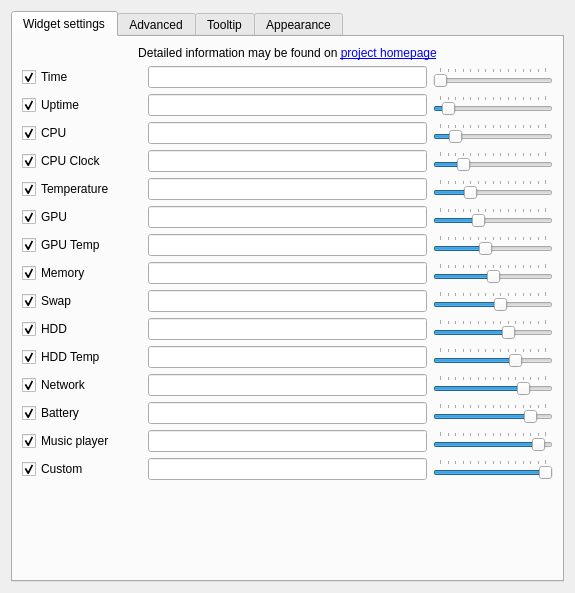
arcan1s/awesome-widgets, file sources/ptm/contents/ui/configwindow.ui: the form before one commit.
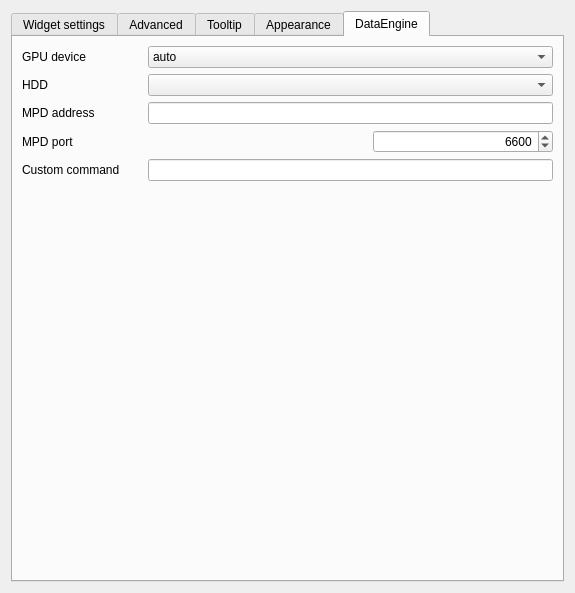
The form after the commit. The open tabs and pages were chosen to show the change. Custom widgets are drawn as their Qt base class.

Diff of the .ui file:
```diff
--- a/sources/ptm/contents/ui/configwindow.ui
+++ b/sources/ptm/contents/ui/configwindow.ui
@@ -1372,31 +1372,6 @@
          </item>
         </layout>
        </item>
-       <item>
-        <layout class="QHBoxLayout" name="layout_customCommand">
-         <item>
-          <widget class="QLabel" name="label_customCommand">
-           <property name="minimumSize">
-            <size>
-             <width>120</width>
-             <height>0</height>
-            </size>
-           </property>
-           <property name="text">
-            <string>Custom command</string>
-           </property>
-          </widget>
-         </item>
-         <item>
-          <widget class="QLineEdit" name="lineEdit_customCommand">
-           <property name="toolTip">
-            <string>Command to run, example:
-wget -qO- http://ifconfig.me/ip - get external IP</string>
-           </property>
-          </widget>
-         </item>
-        </layout>
-       </item>
        <item>
         <spacer name="spacer_advanced">
          <property name="orientation">
@@ -2055,6 +2030,213 @@
        </item>
       </layout>
      </widget>
+     <widget class="QWidget" name="dataengine">
+      <attribute name="title">
+       <string>DataEngine</string>
+      </attribute>
+      <layout class="QVBoxLayout" name="verticalLayout_5">
+       <item>
+        <layout class="QHBoxLayout" name="layout_gpudev">
+         <item>
+          <widget class="QLabel" name="label_gpudev">
+           <property name="minimumSize">
+            <size>
+             <width>120</width>
+             <height>0</height>
+            </size>
+           </property>
+           <property name="text">
+            <string>GPU device</string>
+           </property>
+          </widget>
+         </item>
+         <item>
+          <widget class="QComboBox" name="comboBox_gpudev">
+           <property name="sizePolicy">
+            <sizepolicy hsizetype="Expanding" vsizetype="Fixed">
+             <horstretch>0</horstretch>
+             <verstretch>0</verstretch>
+            </sizepolicy>
+           </property>
+           <property name="minimumSize">
+            <size>
+             <width>100</width>
+             <height>0</height>
+            </size>
+           </property>
+           <item>
+            <property name="text">
+             <string>auto</string>
+            </property>
+           </item>
+           <item>
+            <property name="text">
+             <string>nvidia</string>
+            </property>
+           </item>
+           <item>
+            <property name="text">
+             <string>ati</string>
+            </property>
+           </item>
+          </widget>
+         </item>
+        </layout>
+       </item>
+       <item>
+        <layout class="QHBoxLayout" name="layout_hdddev">
+         <item>
+          <widget class="QLabel" name="label_hdddev">
+           <property name="minimumSize">
+            <size>
+             <width>120</width>
+             <height>0</height>
+            </size>
+           </property>
+           <property name="text">
+            <string>HDD</string>
+           </property>
+          </widget>
+         </item>
+         <item>
+          <widget class="QComboBox" name="comboBox_hdddev">
+           <property name="sizePolicy">
+            <sizepolicy hsizetype="Expanding" vsizetype="Fixed">
+             <horstretch>0</horstretch>
+             <verstretch>0</verstretch>
+            </sizepolicy>
+           </property>
+           <property name="minimumSize">
+            <size>
+             <width>100</width>
+             <height>0</height>
+            </size>
+           </property>
+          </widget>
+         </item>
+        </layout>
+       </item>
+       <item>
+        <layout class="QHBoxLayout" name="layout_mpdaddress">
+         <item>
+          <widget class="QLabel" name="label_mpdaddress">
+           <property name="minimumSize">
+            <size>
+             <width>120</width>
+             <height>0</height>
+            </size>
+           </property>
+           <property name="text">
+            <string>MPD address</string>
+           </property>
+          </widget>
+         </item>
+         <item>
+          <widget class="QLineEdit" name="lineEdit_mpdaddress">
+           <property name="alignment">
+            <set>Qt::AlignRight|Qt::AlignTrailing|Qt::AlignVCenter</set>
+           </property>
+          </widget>
+         </item>
+        </layout>
+       </item>
+       <item>
+        <layout class="QHBoxLayout" name="layout_mpdport">
+         <item>
+          <widget class="QLabel" name="label_mpdport">
+           <property name="minimumSize">
+            <size>
+             <width>120</width>
+             <height>0</height>
+            </size>
+           </property>
+           <property name="text">
+            <string>MPD port</string>
+           </property>
+          </widget>
+         </item>
+         <item>
+          <spacer name="spacer_mpdport">
+           <property name="orientation">
+            <enum>Qt::Horizontal</enum>
+           </property>
+           <property name="sizeHint" stdset="0">
+            <size>
+             <width>40</width>
+             <height>19</height>
+            </size>
+           </property>
+          </spacer>
+         </item>
+         <item>
+          <widget class="QSpinBox" name="spinBox_mpdport">
+           <property name="minimumSize">
+            <size>
+             <width>180</width>
+             <height>0</height>
+            </size>
+           </property>
+           <property name="alignment">
+            <set>Qt::AlignRight|Qt::AlignTrailing|Qt::AlignVCenter</set>
+           </property>
+           <property name="minimum">
+            <number>0</number>
+           </property>
+           <property name="maximum">
+            <number>50000</number>
+           </property>
+           <property name="singleStep">
+            <number>100</number>
+           </property>
+           <property name="value">
+            <number>6600</number>
+           </property>
+          </widget>
+         </item>
+        </layout>
+       </item>
+       <item>
+        <layout class="QHBoxLayout" name="layout_customCommand">
+         <item>
+          <widget class="QLabel" name="label_customCommand">
+           <property name="minimumSize">
+            <size>
+             <width>120</width>
+             <height>0</height>
+            </size>
+           </property>
+           <property name="text">
+            <string>Custom command</string>
+           </property>
+          </widget>
+         </item>
+         <item>
+          <widget class="QLineEdit" name="lineEdit_customCommand">
+           <property name="toolTip">
+            <string>Custom command to run</string>
+           </property>
+           <property name="alignment">
+            <set>Qt::AlignRight|Qt::AlignTrailing|Qt::AlignVCenter</set>
+           </property>
+          </widget>
+         </item>
+        </layout>
+       </item>
+       <item>
+        <spacer name="spacer_dataengine">
+         <property name="orientation">
+          <enum>Qt::Vertical</enum>
+         </property>
+         <property name="sizeHint" stdset="0">
+          <size>
+           <width>20</width>
+           <height>391</height>
+          </size>
+         </property>
+        </spacer>
+       </item>
+      </layout>
+     </widget>
     </widget>
    </item>
   </layout>
```
Left out of the diff: 8 changed lines with no effect on the pictures.
